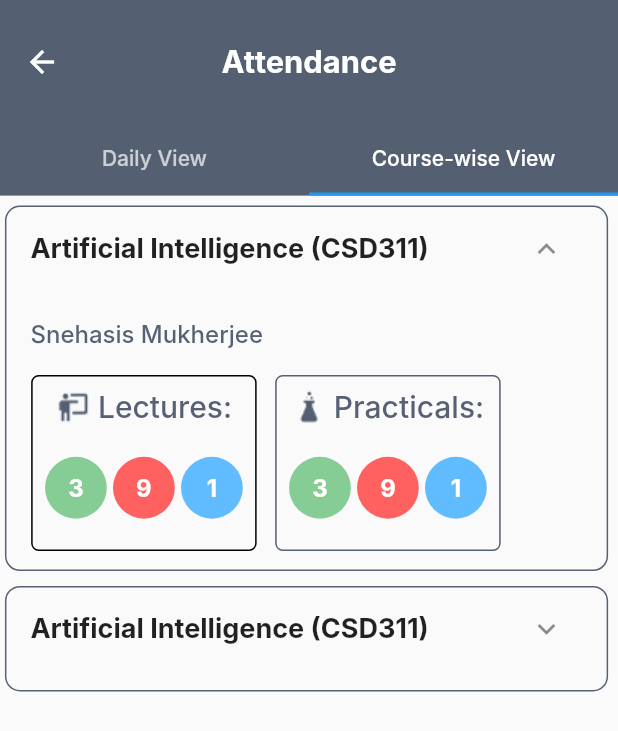
After one commit to d3v1na/erp2-app, a Flutter app: the Attendance screen opened directly, tab 2 chosen, after a tap on the "expand more" icon, on a phone screen of 412 x 824 dp. The commit adds this screen. Shown: the top 731 px of the screen. Run offline on Flutter 3.47's test engine with Material 2 defaults, Android fonts, the phone set to English and light mode, and no system bars; Roboto replaces fonts that are missing (Inter).

Commit message:
screens: attendance

```diff
--- a/lib/main.dart
+++ b/lib/main.dart
@@ -1,4 +1,6 @@
+import 'package:erp2_app/screens/attendance.dart';
 import 'package:erp2_app/screens/course_list.dart';
+import 'package:erp2_app/screens/course_view.dart';
 import 'package:flutter/material.dart';
 import 'package:erp2_app/screens/welcome.dart';
 import 'package:erp2_app/screens/dashboard.dart';
@@ -9,7 +11,7 @@ import 'package:erp2_app/models/my_courses.dart';
 import 'package:erp2_app/models/cs_courses.dart';
 import 'package:erp2_app/models/course.dart';
 import 'package:erp2_app/screens/grades.dart';
-
+import 'package:erp2_app/screens/courseWise.dart';
 
 void main() {
   runApp(const MyApp());
@@ -26,7 +28,7 @@ class MyApp extends StatelessWidget {
       theme: ThemeData(
         fontFamily: 'Inter',
       ),
-      home: Grades(),
+      home: CouseView(),
     );
   }
 }
--- /dev/null
+++ b/lib/screens/attendance.dart
@@ -0,0 +1,54 @@
+import 'package:erp2_app/screens/daily_view.dart';
+import 'package:flutter/material.dart';
+import 'package:erp2_app/screens/course_view.dart';
+
+class Attendance extends StatefulWidget {
+  const Attendance({super.key});
+
+  @override
+  State<Attendance> createState() => _AttendanceState();
+}
+
+class _AttendanceState extends State<Attendance> {
+  @override
+  Widget build(BuildContext context) {
+    double height = MediaQuery.of(context).size.height;
+    double width = MediaQuery.of(context).size.width;
+
+    return DefaultTabController(
+      length: 2, // Number of tabs
+      child: Scaffold(
+        appBar: AppBar(
+          backgroundColor: const Color(0xff545F71),
+          toolbarHeight: height * 0.1,
+          elevation: 0,
+          centerTitle: true,
+          title: Text(
+            "Attendance",
+            style: TextStyle(
+              color: Colors.white,
+              fontSize: width * 0.05,
+              fontWeight: FontWeight.w700,
+            ),
+          ),
+          bottom: const TabBar(
+            tabs: [
+              Tab(text: 'Daily View'),
+              Tab(text: 'Course-wise View'),
+            ],
+          ),
+        ),
+        body: const TabBarView(
+          children: [
+            Center(
+              child: DailyView(),
+            ),
+            Center(
+              child: CourseView(),
+            ),
+          ],
+        ),
+      ),
+    );
+  }
+}
--- /dev/null
+++ b/lib/screens/courseWise.dart
@@ -0,0 +1,54 @@
+import 'package:flutter/material.dart';
+import 'package:erp2_app/screens/lecture_page.dart';
+import 'package:erp2_app/screens/practical_page.dart';
+
+class CouseView extends StatefulWidget {
+  const CouseView({super.key});
+
+  @override
+  State<CouseView> createState() => _CouseViewState();
+}
+
+class _CouseViewState extends State<CouseView> {
+  @override
+  Widget build(BuildContext context) {
+    double height = MediaQuery.of(context).size.height;
+    double width = MediaQuery.of(context).size.width;
+
+    return DefaultTabController(
+      length: 2, // Number of tabs
+      child: Scaffold(
+        appBar: AppBar(
+          backgroundColor: const Color(0xff545F71),
+          toolbarHeight: height * 0.1,
+          elevation: 0,
+          centerTitle: true,
+          title: Text(
+            "Course-wise Attendance",
+            style: TextStyle(
+              color: Colors.white,
+              fontSize: width * 0.05,
+              fontWeight: FontWeight.w700,
+            ),
+          ),
+          bottom: const TabBar(
+            tabs: [
+              Tab(text: 'Lectures'),
+              Tab(text: 'Practicals'),
+            ],
+          ),
+        ),
+        body: const TabBarView(
+          children: [
+            Center(
+              child: LecturePage(),
+            ),
+            Center(
+              child: PracticalPage(),
+            ),
+          ],
+        ),
+      ),
+    );
+  }
+}
--- /dev/null
+++ b/lib/screens/course_view.dart
@@ -0,0 +1,253 @@
+import 'package:flutter/material.dart';
+import 'package:erp2_app/screens/lecture_page.dart';
+import 'package:erp2_app/screens/practical_page.dart';
+
+class CourseView extends StatefulWidget {
+  const CourseView({Key? key});
+
+  @override
+  State<CourseView> createState() => _CourseViewState();
+}
+
+class _CourseViewState extends State<CourseView> {
+  @override
+  Widget build(BuildContext context) {
+    return ListView(
+      children: <Widget>[
+        RoundedCourseItem(courseName: "Artificial Intelligence (CSD311)"),
+        RoundedCourseItem(courseName: "Artificial Intelligence (CSD311)"),
+        // Add more RoundedCourseItem widgets for additional courses
+      ],
+    );
+  }
+}
+
+class RoundedCourseItem extends StatefulWidget {
+  final String courseName;
+
+  RoundedCourseItem({required this.courseName});
+
+  @override
+  _RoundedCourseItemState createState() => _RoundedCourseItemState();
+}
+
+class _RoundedCourseItemState extends State<RoundedCourseItem> {
+  bool _isExpanded = false;
+
+  void toggleExpansion() {
+    setState(() {
+      _isExpanded = !_isExpanded;
+    });
+  }
+
+  @override
+  Widget build(BuildContext context) {
+    double height = MediaQuery.of(context).size.height;
+    double width = MediaQuery.of(context).size.width;
+    return Container(
+      margin: EdgeInsets.fromLTRB(
+        width * 0.008,
+        height * 0.008,
+        height * 0.008,
+        width * 0.008,
+      ),
+      // height: height * 0.12,
+      // width: width * 0.95,
+      decoration: BoxDecoration(
+        border: Border.all(color: Color(0xffb545F71), width: 1.0),
+        borderRadius: BorderRadius.circular(10.0),
+      ),
+      child: Column(
+        children: <Widget>[
+          ListTile(
+            title: Text(
+              widget.courseName,
+              style: const TextStyle(
+                fontSize: 18.0, // You can adjust the font size as needed
+                fontWeight: FontWeight.bold, // Make the text bold
+              ),
+            ),
+            trailing: IconButton(
+              icon: Icon(_isExpanded ? Icons.expand_less : Icons.expand_more),
+              onPressed: toggleExpansion,
+            ),
+          ),
+          if (_isExpanded)
+            const ListTile(
+              title: Text("Snehasis Mukherjee",
+                  style: TextStyle(
+                      fontSize: 16.0,
+                      fontWeight: FontWeight.w500,
+                      fontFamily: 'Inter',
+                      color: Color(0xffb545F71))),
+            ),
+          if (_isExpanded)
+            Row(
+              mainAxisAlignment: MainAxisAlignment.start,
+              children: [
+                SizedBox(width: width * 0.04),
+                InkWell(
+                  onTap: () {
+                    // Navigate to LecturesPage when the "Lectures" container is tapped
+                    Navigator.push(context,
+                        MaterialPageRoute(builder: (context) => LecturePage()));
+                  },
+                  child: Container(
+                    padding: EdgeInsets.fromLTRB(
+                        width * 0.02, height * 0.01, width * 0.02, 0),
+                    decoration: BoxDecoration(
+                      border: Border.all(color: Colors.black, width: 1.0),
+                      borderRadius: BorderRadius.circular(5.0),
+                    ),
+                    child: Column(
+                      mainAxisAlignment: MainAxisAlignment.spaceEvenly,
+                      children: <Widget>[
+                        Center(
+                          child: Row(
+                            // mainAxisAlignment: MainAxisAlignment.center,
+                            children: <Widget>[
+                              SizedBox(height: height * 0.03),
+                              Image.asset(
+                                'assets/lecture.png',
+                                height: 24.0,
+                                width: 24.0,
+                              ),
+                              SizedBox(width: width * 0.01),
+                               const Text(
+                                "Lectures:",
+                                style: TextStyle(
+                                    fontSize: 20.0,
+                                    fontWeight: FontWeight.w500,
+                                    fontFamily: 'Inter',
+                                    color: Color(0xffb545F71)),
+                              ),
+                            ],
+                          ),
+                        ),
+                        // SizedBox(
+                        //   height: height * 0.001,
+                        // ),
+                        Row(
+                          mainAxisAlignment: MainAxisAlignment.center,
+                          children: <Widget>[
+                            _buildCircleWithText(
+                                width, height, "3", Color(0xffb83CC93)),
+                            SizedBox(width: width * 0.01),
+                            _buildCircleWithText(
+                                width, height, "9", Color(0xffbFF5E5E)),
+                            SizedBox(width: width * 0.01),
+                            _buildCircleWithText(
+                                width, height, "1", Color(0xffb5EBBFF)),
+                          ],
+                        ),
+                      ],
+                    ),
+                  ),
+                ),
+                SizedBox(width: width * 0.03),
+                InkWell(
+                  onTap: () {
+                    // Navigate to PracticalsPage when the "Practicals" container is tapped
+                    Navigator.push(
+                        context,
+                        MaterialPageRoute(
+                            builder: (context) => PracticalPage()));
+                  },
+                  child: Container(
+                    padding: EdgeInsets.fromLTRB(
+                        width * 0.02, height * 0.01, width * 0.02, 0),
+                    decoration: BoxDecoration(
+                      border: Border.all(color: Color(0xffb545F71), width: 1.0),
+                      borderRadius: BorderRadius.circular(5.0),
+                    ),
+                    child: Column(
+                      mainAxisAlignment: MainAxisAlignment.spaceEvenly,
+                      children: <Widget>[
+                        Center(
+                          child: Row(
+                            // mainAxisAlignment: MainAxisAlignment.center,
+                            children: <Widget>[
+                              SizedBox(height: height * 0.03),
+                              Image.asset(
+                                'assets/practical.png',
+                                height: 24.0,
+                                width: 24.0,
+                              ),
+                              SizedBox(width: width * 0.01),
+                              const Text(
+                                "Practicals:",
+                                style: TextStyle(
+                                  fontSize: 20.0,
+                                  fontWeight: FontWeight.w500,
+                                  fontFamily: 'Inter',
+                                  color: Color(0xffb545F71),
+                                ),
+                              ),
+                            ],
+                          ),
+                        ),
+                        // SizedBox(
+                        //   height: height * 0.001,
+                        // ),
+                        Row(
+                          mainAxisAlignment: MainAxisAlignment.center,
+                          children: <Widget>[
+                            _buildCircleWithText(
+                                width, height, "3", Color(0xffb83CC93)),
+                            SizedBox(width: width * 0.01),
+                            _buildCircleWithText(
+                                width, height, "9", Color(0xffbFF5E5E)),
+                            SizedBox(width: width * 0.01),
+                            _buildCircleWithText(
+                                width, height, "1", Color(0xffb5EBBFF)),
+                          ],
+                        ),
+                      ],
+                    ),
+                  ),
+                ),
+              ],
+            ),
+          SizedBox(height: height * 0.015),
+        ],
+      ),
+    );
+  }
+}
+
+Widget _buildCircleWithText(
+    double width, double height, String text, Color circleColor) {
+  return Column(
+    children: <Widget>[
+      Container(
+        width: width * 0.1,
+        height: height * 0.1,
+        decoration: BoxDecoration(
+          shape: BoxShape.circle,
+          color: circleColor, // Set the custom color for the circle
+        ),
+        child: Center(
+          child: Text(
+            text,
+            style: const TextStyle(
+              fontSize: 16.0,
+              fontWeight: FontWeight.bold,
+              color: Colors.white,
+            ),
+          ),
+        ),
+      ),
+    ],
+  );
+}
+
+void main() => runApp(
+      MaterialApp(
+        home: Scaffold(
+          appBar: AppBar(
+            title: Text('Course View'),
+          ),
+          body: CourseView(),
+        ),
+      ),
+    );
--- /dev/null
+++ b/lib/screens/daily_view.dart
@@ -0,0 +1,103 @@
+import 'package:erp2_app/screens/date_picker.dart';
+import 'package:flutter/material.dart';
+
+class DailyView extends StatefulWidget {
+  const DailyView({super.key});
+
+  @override
+  State<DailyView> createState() => _DailyViewState();
+}
+
+class _DailyViewState extends State<DailyView> {
+  @override
+  Widget build(BuildContext context) {
+    double height = MediaQuery.of(context).size.height;
+    double width = MediaQuery.of(context).size.width;
+    return Column(
+      mainAxisAlignment: MainAxisAlignment.start,
+      // crossAxisAlignment: CrossAxisAlignment.start,
+      children: [
+        DatePickerContainer(),
+        buildCourseCard(
+          course: 'Artificial Intelligence (CSD311 - LEC)',
+          instructor: 'Snehasis Mukherjee',
+          timings: '08:00:00 - 08:55:00',
+          status: true,
+          height: height, // Pass the height from your context
+          width: width, // Pass the width from your context
+        ),
+        buildCourseCard(
+          course: 'Artificial Intelligence (CSD311 - LEC)',
+          instructor: 'Snehasis Mukherjee',
+          timings: '08:00:00 - 08:55:00',
+          status: true,
+          height: height, // Pass the height from your context
+          width: width, // Pass the width from your context
+        ),
+        buildCourseCard(
+          course: 'Artificial Intelligence (CSD311 - LEC)',
+          instructor: 'Snehasis Mukherjee',
+          timings: '08:00:00 - 08:55:00',
+          status: false,
+          height: height, // Pass the height from your context
+          width: width, // Pass the width from your context
+        )
+      ],
+    );
+  }
+}
+
+Widget buildCourseCard({
+  required String course,
+  required String instructor,
+  required String timings,
+  required bool status,
+  required double height,
+  required double width,
+}) {
+  return InkWell(
+    onTap: () {},
+    child: Container(
+      margin: EdgeInsets.fromLTRB(0, height * 0.008, 0, height * 0.008),
+      height: height * 0.12,
+      width: width * 0.95,
+      decoration: BoxDecoration(
+        borderRadius: BorderRadius.circular(12.0),
+        border: Border.all(color: Colors.black),
+        color: Colors.white,
+      ),
+      padding: EdgeInsets.all(height * 0.015),
+      child: Column(
+        crossAxisAlignment: CrossAxisAlignment.start,
+        children: [
+          Text(
+            course,
+            style: TextStyle(
+              fontSize: 16,
+              fontWeight: FontWeight.bold,
+            ),
+          ),
+          SizedBox(height: height * 0.008),
+          Text(instructor),
+          SizedBox(height: height * 0.008),
+          Row(
+            mainAxisAlignment: MainAxisAlignment.spaceBetween,
+            children: [
+              Text(timings),
+              if (status == true)
+                Text(
+                  "Present",
+                  style: TextStyle(color: Colors.green),
+                ),
+              if (status == false)
+                Text(
+                  "Absent",
+                  style: TextStyle(color: Colors.red),
+                ),
+            ],
+          ),
+        ],
+      ),
+    ),
+  );
+}
--- /dev/null
+++ b/lib/screens/date_picker.dart
@@ -0,0 +1,94 @@
+import 'package:flutter/material.dart';
+
+class DatePickerContainer extends StatefulWidget {
+  @override
+  _DatePickerContainerState createState() => _DatePickerContainerState();
+}
+
+class _DatePickerContainerState extends State<DatePickerContainer> {
+  DateTime _selectedDate = DateTime.now();
+
+  Future<void> _selectDate(BuildContext context) async {
+    final DateTime? picked = await showDatePicker(
+      context: context,
+      initialDate: _selectedDate,
+      firstDate: DateTime(2000),
+      lastDate: DateTime(2101),
+    );
+    if (picked != null && picked != _selectedDate) {
+      setState(() {
+        _selectedDate = picked;
+      });
+    }
+  }
+
+  void _selectPreviousDate() {
+    setState(() {
+      _selectedDate = _selectedDate.subtract(Duration(days: 1));
+    });
+  }
+
+  void _selectNextDate() {
+    setState(() {
+      _selectedDate = _selectedDate.add(Duration(days: 1));
+    });
+  }
+
+  @override
+  Widget build(BuildContext context) {
+    double height = MediaQuery.of(context).size.height;
+    double width = MediaQuery.of(context).size.width;
+
+    return InkWell(
+      onTap: () => _selectDate(context),
+      child: Container(
+        height: height * 0.08,
+        width: width * 0.95,
+        padding: EdgeInsets.all(width * 0.02),
+        decoration: BoxDecoration(
+          color: Colors.white,
+          borderRadius: BorderRadius.circular(12.0),
+          boxShadow: [
+            BoxShadow(
+              color: Colors.grey.withOpacity(0.5),
+              spreadRadius: 3,
+              blurRadius: 7,
+              offset: Offset(0, 3),
+            ),
+          ],
+        ),
+        child: Row(
+          mainAxisAlignment: MainAxisAlignment.spaceBetween,
+          children: [
+            IconButton(
+              onPressed: _selectPreviousDate,
+              icon: Icon(Icons.arrow_left),
+
+            ),
+            Text(
+              '${_selectedDate.toLocal()}'.split(' ')[0],
+              style: TextStyle(
+                fontSize: 20,
+              ),
+            ),
+            IconButton(
+              onPressed: _selectNextDate,
+              icon: Icon(Icons.arrow_right), // You can customize the icon
+            ),
+          ],
+        ),
+      ),
+    );
+  }
+}
+
+void main() => runApp(MaterialApp(
+      home: Scaffold(
+        appBar: AppBar(
+          title: Text('Date Picker Container Example'),
+        ),
+        body: Center(
+          child: DatePickerContainer(),
+        ),
+      ),
+    ));
--- /dev/null
+++ b/lib/screens/lecture_page.dart
@@ -0,0 +1,15 @@
+import 'package:flutter/material.dart';
+
+class LecturePage extends StatefulWidget {
+  const LecturePage({super.key});
+
+  @override
+  State<LecturePage> createState() => _LecturePageState();
+}
+
+class _LecturePageState extends State<LecturePage> {
+  @override
+  Widget build(BuildContext context) {
+    return const Placeholder();
+  }
+}
--- /dev/null
+++ b/lib/screens/practical_page.dart
@@ -0,0 +1,15 @@
+import 'package:flutter/material.dart';
+
+class PracticalPage extends StatefulWidget {
+  const PracticalPage({super.key});
+
+  @override
+  State<PracticalPage> createState() => _PracticalPageState();
+}
+
+class _PracticalPageState extends State<PracticalPage> {
+  @override
+  Widget build(BuildContext context) {
+    return const Placeholder();
+  }
+}
--- a/pubspec.yaml
+++ b/pubspec.yaml
@@ -30,6 +30,7 @@ environment:
 dependencies:
   flutter:
     sdk: flutter
+  pie_chart: ^5.3.2
 
 
   # The following adds the Cupertino Icons font to your application.
@@ -67,6 +68,8 @@ flutter:
     - assets/courses.png
     - assets/grades.png
     - assets/backArrow.png
+    - assets/lecture.png
+    - assets/practical.png
 
 
 
```
Also changed, not shown: assets/lecture.png (added), assets/practical.png (added), pubspec.lock.
